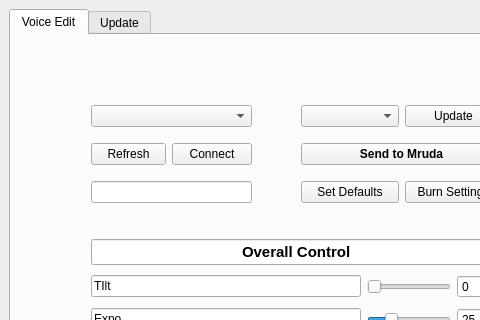
This is GUI/other/GUI_design.ui in abhilash3120/Mruda as Qt 5 draws it before an edit; both pictures show x 0 to 480 and y 0 to 320 of the 1032 by 624 pixel window. The edited form follows.
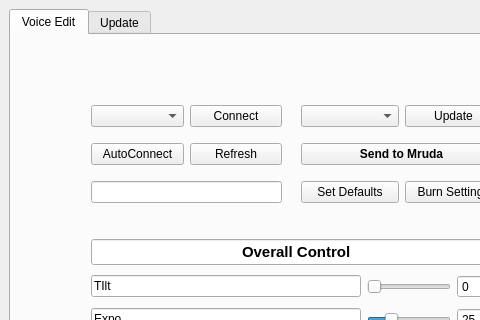
This is the edited form. The open tabs and pages were chosen to show the change.

```diff
--- a/GUI/other/GUI_design.ui
+++ b/GUI/other/GUI_design.ui
@@ -528,29 +528,36 @@
          <rect>
           <x>80</x>
           <y>60</y>
-          <width>161</width>
+          <width>191</width>
           <height>121</height>
          </rect>
         </property>
         <layout class="QGridLayout" name="gridLayout">
-         <item row="1" column="1" colspan="2">
-          <widget class="QPushButton" name="connection">
+         <item row="1" column="0">
+          <widget class="QComboBox" name="device"/>
+         </item>
+         <item row="2" column="0">
+          <widget class="QPushButton" name="midi_ac">
            <property name="text">
-            <string>Connect</string>
+            <string>AutoConnect</string>
            </property>
           </widget>
          </item>
-         <item row="1" column="0">
+         <item row="2" column="1">
           <widget class="QPushButton" name="Refresh">
            <property name="text">
             <string>Refresh</string>
            </property>
           </widget>
          </item>
-         <item row="0" column="0" colspan="3">
-          <widget class="QComboBox" name="device"/>
+         <item row="1" column="1">
+          <widget class="QPushButton" name="connection">
+           <property name="text">
+            <string>Connect</string>
+           </property>
+          </widget>
          </item>
-         <item row="2" column="0" colspan="3">
+         <item row="4" column="0" colspan="2">
           <widget class="QLineEdit" name="status"/>
          </item>
         </layout>
```
Left out of the diff: 14 changed lines with no effect on the pictures.
